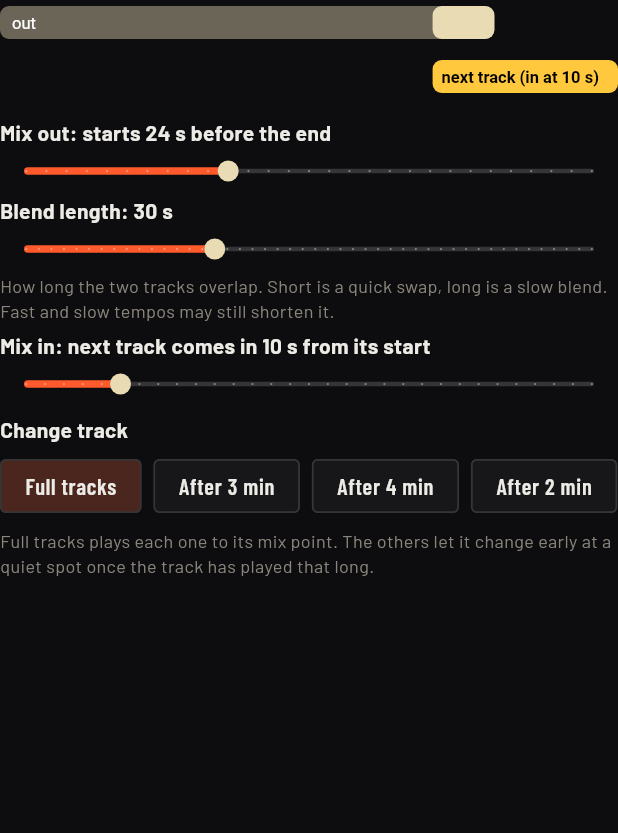
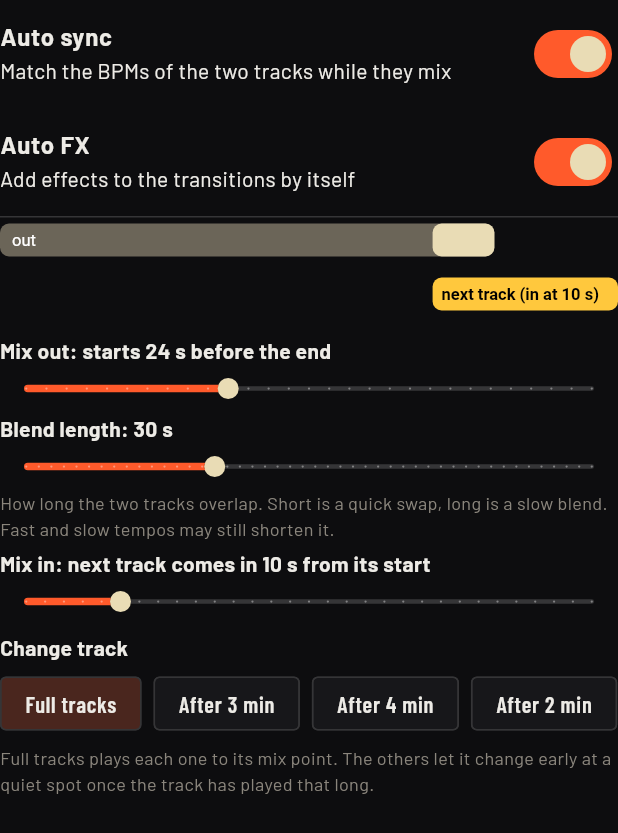
Before and after one commit to ben-clift/com.benclift.beatdeck.test, a Flutter app: the _MixBox widget shown alone on an empty page, opened directly with empty values, on a phone screen of 412 x 824 dp. Shown: the top 833 px of the screen. Run offline on Flutter 3.47's test engine with Material 3 defaults, Android fonts, the phone set to English and light mode, and no system bars; our stand-ins replace file_picker, permission_handler, share_plus, shared_preferences, sqflite and 1 more; missing offline and left inert: dart:ffi, google_mlkit_text_recognition; accounts and stored records are empty.

Commit message:
Auto sync and Auto FX switches moved into the Mixing panel
Co-Authored-By: Claude Sonnet 5.5 <noreply@anthropic.com>
Claude-Session: https://claude.ai/code/session_01A7zfBFjyu2NXi7pFPf2z4D

```diff
--- a/lib/ui/simple_view.dart
+++ b/lib/ui/simple_view.dart
@@ -2491,18 +2491,6 @@ class _SimpleViewState extends State<SimpleView> with WidgetsBindingObserver {
           ),
         ]),
         Row(children: [
-          lab('AUTO SYNC', dj.autoSyncOn ? 'BPMs match' : 'off'),
-          const Spacer(),
-          Switch(value: dj.autoSyncOn, onChanged: (v) => dj.setAutoSync(v)),
-          const SizedBox(width: 6),
-        ]),
-        Row(children: [
-          lab('AUTO FX', dj.autoFxOn ? 'on' : 'off'),
-          const Spacer(),
-          Switch(value: dj.autoFxOn, onChanged: (v) => dj.setAutoFx(v)),
-          const SizedBox(width: 6),
-        ]),
-        Row(children: [
           lab('VOLUME', '${(dj.master * 100).round()}%'),
           Expanded(
             child: Slider(min: 0, max: 1, value: dj.master.clamp(0.0, 1.0), onChanged: dj.setMaster),
@@ -3066,7 +3054,23 @@ class _MixBoxState extends State<_MixBox> {
 
   @override
   Widget build(BuildContext context) {
+    final dj = widget.dj;
     return Column(crossAxisAlignment: CrossAxisAlignment.stretch, children: [
+      SwitchListTile(
+        contentPadding: EdgeInsets.zero,
+        title: const Text('Auto sync', style: TextStyle(fontWeight: FontWeight.w700)),
+        subtitle: const Text('Match the BPMs of the two tracks while they mix'),
+        value: dj.autoSyncOn,
+        onChanged: (v) => setState(() => dj.setAutoSync(v)),
+      ),
+      SwitchListTile(
+        contentPadding: EdgeInsets.zero,
+        title: const Text('Auto FX', style: TextStyle(fontWeight: FontWeight.w700)),
+        subtitle: const Text('Add effects to the transitions by itself'),
+        value: dj.autoFxOn,
+        onChanged: (v) => setState(() => dj.setAutoFx(v)),
+      ),
+      const Divider(),
       SizedBox(height: 70, child: CustomPaint(painter: _MixPainter(m.blend > 0 ? math.max(m.blend, m.fade) : m.fade, m.offset))),
       const SizedBox(height: 8),
       Text('Mix out: starts ${m.fade.round()} s before the end', style: const TextStyle(fontWeight: FontWeight.w700)),
```
